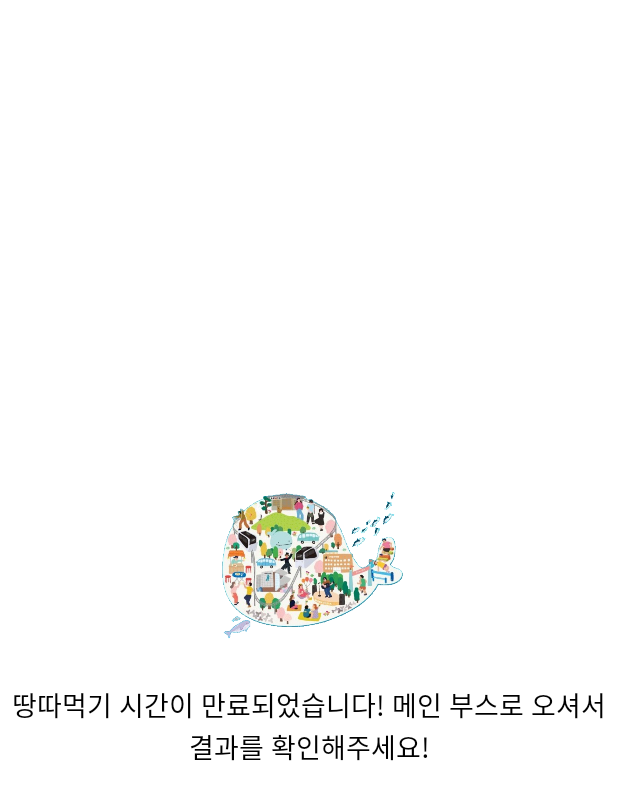
After one commit to getballaena/Android, an Android app: the layout include_notifiy.xml on its own in the app's theme, with its tools: preview values and no code run, on a phone screen of 412 x 824 dp. The commit adds this screen. Shown: the top 800 px of the screen. Run offline under Robolectric (Android 15) with nearby library versions, the phone set to English and light mode, and no system bars.

Commit message:
Merge branch 'master' into dev-start

```diff
--- a/app/src/main/java/com/papered/gorae/connector/API.kt
+++ b/app/src/main/java/com/papered/gorae/connector/API.kt
@@ -2,6 +2,7 @@ package com.papered.gorae.connector
 
 import com.google.gson.JsonObject
 import com.papered.gorae.model.CouponModel
+import com.papered.gorae.model.MapModel
 import com.papered.gorae.model.QuizModel
 import retrofit2.Call
 import retrofit2.http.*
@@ -30,4 +31,7 @@ interface API {
 
     @POST("solve/{booth}")
     fun solveQuiz(@Path("booth") booth: String, @Body body: HashMap<String, String>): Call<Unit>
+
+    @GET("map")
+    fun getMap(): Call<MapModel>
 }
--- a/app/src/main/java/com/papered/gorae/model/MapModel.kt
+++ b/app/src/main/java/com/papered/gorae/model/MapModel.kt
@@ -13,6 +13,7 @@ data class MapListModel(
     val boothName: String,
     @SerializedName("own_team")
     val ownTeam: String,
+    val location: String,
     val x: Int,
     val y: Int
 )
--- /dev/null
+++ b/app/src/main/res/layout/include_notifiy.xml
@@ -0,0 +1,40 @@
+<?xml version="1.0" encoding="utf-8"?>
+<androidx.constraintlayout.widget.ConstraintLayout
+        xmlns:android="http://schemas.android.com/apk/res/android"
+        xmlns:app="http://schemas.android.com/apk/res-auto"
+        xmlns:tools="http://schemas.android.com/tools"
+        android:orientation="vertical"
+        android:layout_width="match_parent"
+        android:layout_height="match_parent">
+
+    <ImageView
+            android:layout_width="128dp"
+            android:layout_height="128dp"
+            android:src="@drawable/ic_gorae"
+            android:layout_marginBottom="16dp"
+            app:layout_constraintBottom_toTopOf="@+id/notify_tv"
+            app:layout_constraintEnd_toEndOf="@+id/notify_tv"
+            app:layout_constraintStart_toStartOf="@+id/notify_tv"
+            app:layout_constraintTop_toTopOf="parent"
+            android:id="@+id/notify_img"
+            app:layout_constraintHorizontal_bias="0.5"
+            app:layout_constraintVertical_chainStyle="packed"/>
+
+    <TextView
+            android:id="@+id/notify_tv"
+            android:layout_width="wrap_content"
+            android:layout_height="wrap_content"
+            android:textSize="18sp"
+            android:textColor="#000000"
+            android:lineSpacingExtra="1.5sp"
+            android:gravity="center_horizontal"
+            tools:text="땅따먹기 시간이 만료되었습니다!
+메인 부스로 오셔서 결과를 확인해주세요!"
+            app:layout_constraintEnd_toEndOf="parent"
+            app:layout_constraintStart_toStartOf="parent"
+            app:layout_constraintBottom_toBottomOf="parent"
+            app:layout_constraintTop_toBottomOf="@+id/notify_img"
+            app:layout_constraintHorizontal_bias="0.5"/>
+
+
+</androidx.constraintlayout.widget.ConstraintLayout>
```
Also changed, not shown: app/src/main/java/com/papered/gorae/adapter/MapAdapter.kt (added, +32 -0 lines), app/src/main/java/com/papered/gorae/ui/main/map/MapFragment.kt (+34 -2 lines), app/src/main/java/com/papered/gorae/ui/main/map/QuizFragment.kt (+7 -0 lines), app/src/main/res/drawable/rou_green_nf.xml (added, +10 -0 lines), app/src/main/res/drawable/rou_pu_nf.xml (added, +10 -0 lines), app/src/main/res/drawable/rou_red_nf.xml (added, +10 -0 lines), app/src/main/res/layout/fragment_map.xml (+10 -58 lines), app/src/main/res/layout/include_code.xml (added, +66 -0 lines), app/src/main/res/layout/item_map.xml (added, +41 -0 lines).
